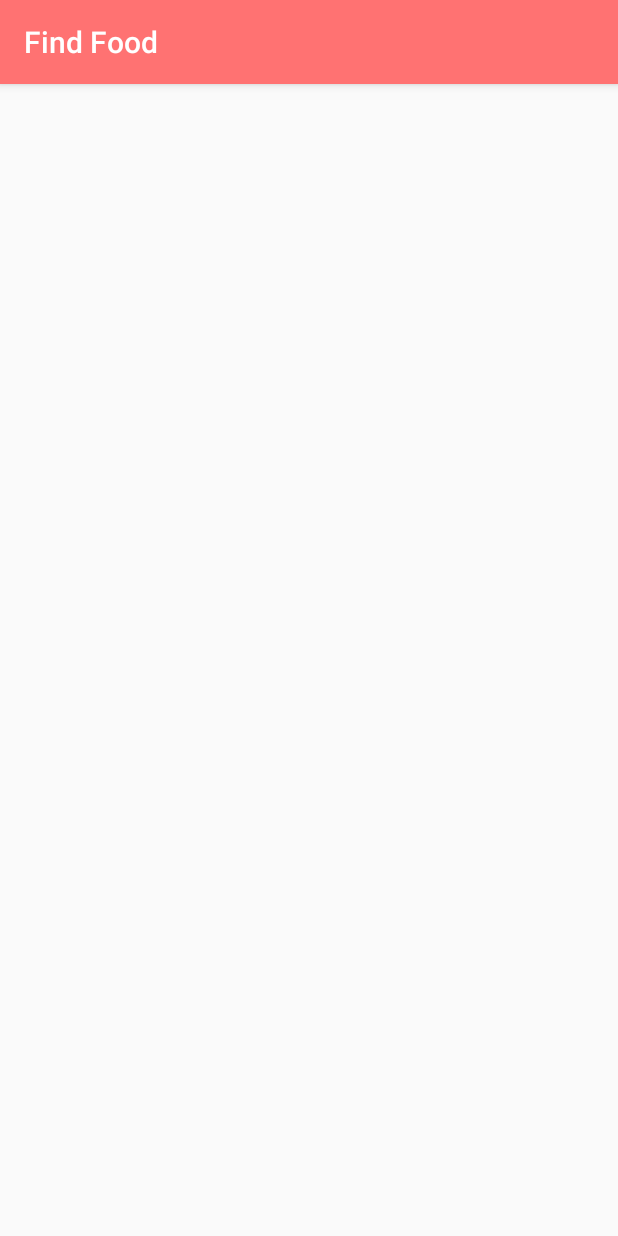
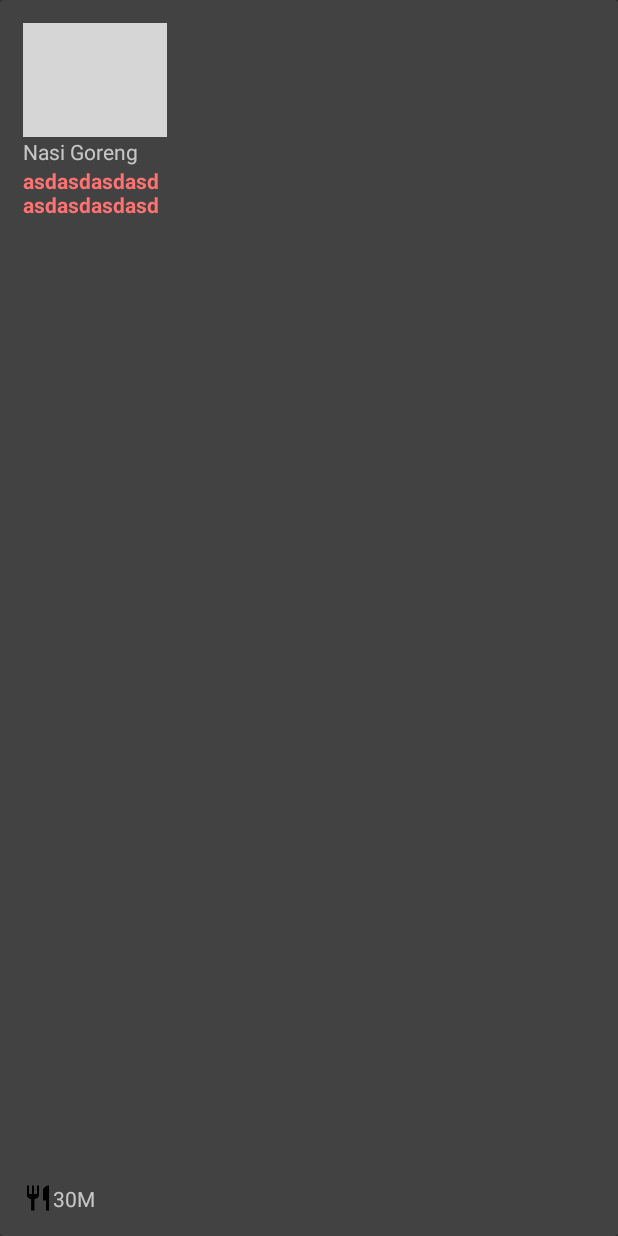
Before and after one commit to asaadam/FindFood, an Android app: the Main2Activity screen opened directly, with no data from a screen before it, on a phone screen of 412 x 824 dp. Run offline under Robolectric (Android 15) with nearby library versions, the phone set to English and light mode, and no system bars; Roboto replaces fonts that are not available here; 2 statements that could not run were skipped; grey boxes are pictures that could not be loaded.

Commit message:
Fix Image Res

```diff
--- a/app/src/main/AndroidManifest.xml
+++ b/app/src/main/AndroidManifest.xml
@@ -33,10 +33,13 @@
             android:name=".login_activity"
             android:screenOrientation="portrait"
             android:theme="@style/Theme.AppCompat.NoActionBar" />
-        <activity android:name=".Main2Activity"/>
+
 
        <activity android:name=".MenuList"
            android:theme="@style/Theme.AppCompat.NoActionBar"/>
+        <activity android:name=".Main2Activity"
+            android:theme="@style/Theme.AppCompat.NoActionBar"/>
+
 
 
     </application>
--- a/app/src/main/java/com/example/asaadam/findfood/Main2Activity.java
+++ b/app/src/main/java/com/example/asaadam/findfood/Main2Activity.java
@@ -1,13 +1,16 @@
 package com.example.asaadam.findfood;
 
+import android.app.FragmentManager;
+import android.support.v4.app.FragmentActivity;
 import android.support.v7.app.AppCompatActivity;
 import android.os.Bundle;
 
-public class Main2Activity extends AppCompatActivity {
+public class Main2Activity extends FragmentActivity {
 
     @Override
     protected void onCreate(Bundle savedInstanceState) {
         super.onCreate(savedInstanceState);
         setContentView(R.layout.activity_main2);
     }
+
 }
--- a/app/src/main/java/com/example/asaadam/findfood/MenuFragment.java
+++ b/app/src/main/java/com/example/asaadam/findfood/MenuFragment.java
@@ -1,8 +1,46 @@
 package com.example.asaadam.findfood;
+
+import android.app.Fragment;
+import android.os.Bundle;
+import android.support.annotation.Nullable;
+import android.support.v7.widget.LinearLayoutManager;
+import android.support.v7.widget.RecyclerView;
+import android.view.LayoutInflater;
+import android.view.View;
+import android.view.ViewGroup;
+
+import java.util.ArrayList;
 
 /**
  * Created by asaadam on 15/03/18.
  */
 
-public class MenuFragment {
+public class MenuFragment extends Fragment {
+
+    public MenuFragment (){
+
+    }
+
+    @Nullable
+    @Override
+    public View onCreateView(LayoutInflater inflater, @Nullable ViewGroup container, Bundle savedInstanceState) {
+        View rootView = inflater.inflate(R.layout.list_item, container, false);
+        ArrayList<Menu> menus = new ArrayList<Menu>();
+        menus.add(new Menu("Nasi Goreng", "Mudah dibuat ", "30",R.drawable.ic_launcher_foreground));
+        menus.add(new Menu("Nasi Ayam", "Testing", "20",R.drawable.ic_launcher_foreground));
+        menus.add(new Menu("Nasi Goreng", "Mudah dibuat ", "30",R.drawable.ic_launcher_foreground));
+        menus.add(new Menu("Nasi asdasd", "asdsadasd dibuat ", "30",R.drawable.ic_launcher_foreground));
+        menus.add(new Menu("Nasi asdasdasd", "asdasdasdasd dibuat ", "30",R.drawable.ic_launcher_foreground));
+
+        //Set Adapter
+        MenuAdapter adapter = new MenuAdapter(getActivity(), menus);
+
+        //Find List View
+        RecyclerView recyclerView = (RecyclerView) rootView.findViewById(R.id.list);
+        //Set Adapter to list View
+        recyclerView.setAdapter(adapter);
+        recyclerView.setLayoutManager(new LinearLayoutManager(getActivity(),LinearLayoutManager.HORIZONTAL,false));
+
+        return rootView;
+    }
 }
--- a/app/src/main/res/drawable/cardviewstyle.xml
+++ b/app/src/main/res/drawable/cardviewstyle.xml
@@ -1,4 +1,8 @@
 <?xml version="1.0" encoding="utf-8"?>
-<selector xmlns:android="http://schemas.android.com/apk/res/android">
-
-</selector>
+<shape xmlns:android="http://schemas.android.com/apk/res/android">
+    <solid android:color="#808080"/>
+    <stroke android:width="3dip" android:color="#B1BCBE" />
+    <corners android:radius="20dip"/>
+    <padding android:left="0dip" android:top="0dip"
+        android:right="0dip" android:bottom="0dip" />
+</shape>
--- a/app/src/main/res/layout/activity_main2.xml
+++ b/app/src/main/res/layout/activity_main2.xml
@@ -1,12 +1,19 @@
 <?xml version="1.0" encoding="utf-8"?>
-<android.support.constraint.ConstraintLayout xmlns:android="http://schemas.android.com/apk/res/android"
+<LinearLayout xmlns:android="http://schemas.android.com/apk/res/android"
     xmlns:app="http://schemas.android.com/apk/res-auto"
     xmlns:tools="http://schemas.android.com/tools"
     android:layout_width="match_parent"
     android:layout_height="match_parent"
     tools:context="com.example.asaadam.findfood.Main2Activity">
 
+    <fragment
+        android:name="com.example.asaadam.findfood.MenuFragment"
+        android:id="@+id/fragment"
+        android:layout_weight="1"
+        android:layout_width="0dp"
+        android:layout_height="wrap_content"
+        />
 
 
 
-</android.support.constraint.ConstraintLayout>
+</LinearLayout>
--- a/app/src/main/res/layout/list_item.xml
+++ b/app/src/main/res/layout/list_item.xml
@@ -4,48 +4,55 @@
     xmlns:tools="http://schemas.android.com/tools"
     android:layout_width="150dp"
     android:layout_height="200dp"
+    android:background="@drawable/cardviewstyle"
     >
     <LinearLayout
-        android:layout_width="match_parent"
-        android:layout_height="match_parent"
+        android:layout_width="wrap_content"
+        android:layout_height="wrap_content"
         android:orientation="vertical"
-        android:padding="20dp"
-        android:layout_margin="10dp">
+        android:padding="10dp"
+        android:layout_margin="5dp">
 
         <ImageView
             android:id="@+id/imageMakanan"
             android:layout_width="wrap_content"
-        android:layout_height="30dp"
-        android:src="@drawable/testimage"/>
+            android:layout_height="76dp"
+            android:src="@mipmap/imagetest" />
         <TextView
             android:id="@+id/judul"
             android:layout_width="wrap_content"
             android:layout_height="wrap_content"
-            android:text="asdasdasdasdasdasd"/>
+            android:text="Nasi Goreng "/>
+
         <TextView
             android:id="@+id/desc"
             android:layout_width="match_parent"
-        android:layout_height="44dp"
+            android:layout_height="53dp"
             android:gravity="top"
+            android:text="asdasdasdasdasdasdasdasd"
             android:textColor="@color/colorPrimary"
-        android:textStyle="bold"
-        android:text="asdasdasdasdasdasdasdasdasdasdasdasd"
-        />
+            android:textStyle="bold" />
 
     <RelativeLayout
         android:layout_width="wrap_content"
         android:layout_height="wrap_content">
+
         <ImageView
             android:id="@+id/timer"
             android:layout_width="20dp"
             android:layout_height="20dp"
-        android:src="@drawable/ic_access_time_black_48dp"/>
+            android:layout_alignParentBottom="true"
+            android:layout_alignParentStart="true"
+            android:src="@drawable/ic_restaurant_black_48dp" />
+
         <TextView
             android:id="@id/time"
             android:layout_width="wrap_content"
-            android:layout_height="match_parent"
-            android:layout_toRightOf="@id/timer"
-            android:text="asdasdasdasdasdasd"/>
+            android:layout_height="wrap_content"
+            android:layout_alignParentBottom="true"
+            android:layout_toEndOf="@+id/timer"
+            android:gravity="bottom"
+            android:text="30M" />
     </RelativeLayout>
     </LinearLayout>
 </android.support.v7.widget.CardView>
```
Also changed, not shown: app/src/main/java/com/example/asaadam/findfood/MenuList.java (+6 -5 lines), app/src/main/res/layout/food_list.xml (+9 -5 lines). Lines whose indentation alone changed are shown as unchanged.
